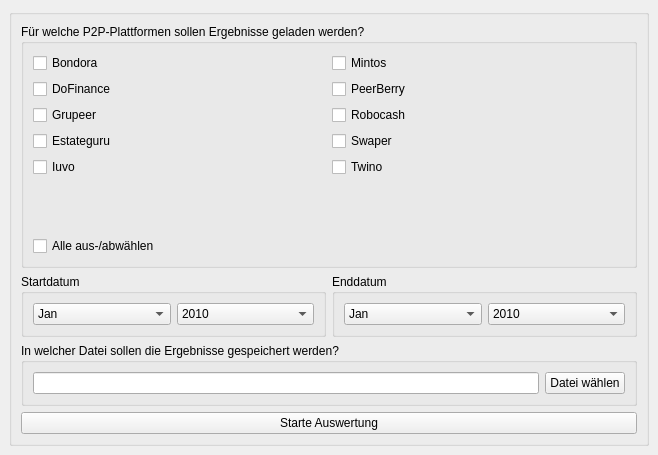
The window that easyp2p/ui/main_window.ui (Ceystyle/easyp2p) describes before a commit, drawn with Qt 5.
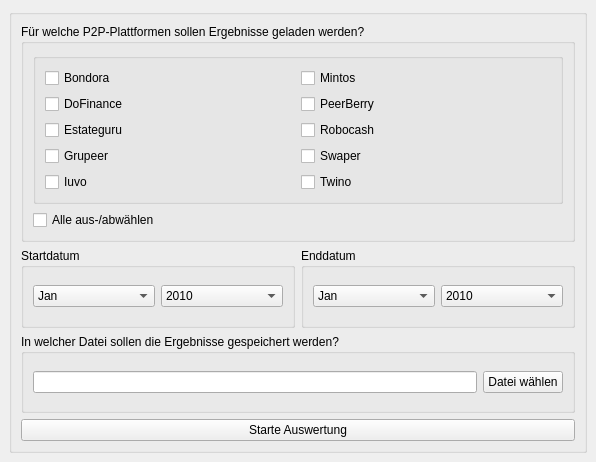
The same window after the commit.

Commit message: main_window: do not include the select all check box in the platforms group

Diff of the .ui file:
```diff
--- a/easyp2p/ui/main_window.ui
+++ b/easyp2p/ui/main_window.ui
@@ -6,8 +6,8 @@
    <rect>
     <x>0</x>
     <y>0</y>
-    <width>658</width>
-    <height>455</height>
+    <width>596</width>
+    <height>462</height>
    </rect>
   </property>
   <property name="windowTitle">
@@ -31,8 +31,26 @@
            <layout class="QVBoxLayout" name="verticalLayout_3">
             <item>
              <layout class="QGridLayout" name="gridLayout">
+              <item row="2" column="0">
+               <widget class="QCheckBox" name="check_box_select_all">
+                <property name="text">
+                 <string>Alle aus-/abwählen</string>
+                </property>
+               </widget>
+              </item>
+              <item row="0" column="0" rowspan="2" colspan="2">
+               <widget class="QGroupBox" name="group_box_platforms">
+                <property name="title">
+                 <string/>
+                </property>
+                <layout class="QGridLayout" name="gridLayout_3">
               <item row="0" column="0">
-               <widget class="QCheckBox" name="checkBox_bondora">
+                  <layout class="QGridLayout" name="gridLayout_2">
+                   <property name="spacing">
+                    <number>6</number>
+                   </property>
+                   <item row="0" column="0">
+                    <widget class="QCheckBox" name="check_box_bondora">
                 <property name="text">
                  <string notr="true">Bondora</string>
                 </property>
@@ -41,48 +59,8 @@
                 </property>
                </widget>
               </item>
-              <item row="2" column="0">
-               <widget class="QCheckBox" name="checkBox_grupeer">
-                <property name="text">
-                 <string notr="true">Grupeer</string>
-                </property>
-                <property name="shortcut">
-                 <string notr="true"/>
-                </property>
-               </widget>
-              </item>
-              <item row="1" column="0">
-               <widget class="QCheckBox" name="checkBox_dofinance">
-                <property name="text">
-                 <string notr="true">DoFinance</string>
-                </property>
-                <property name="shortcut">
-                 <string notr="true"/>
-                </property>
-               </widget>
-              </item>
-              <item row="4" column="0">
-               <widget class="QCheckBox" name="checkBox_iuvo">
-                <property name="text">
-                 <string notr="true">Iuvo</string>
-                </property>
-                <property name="shortcut">
-                 <string notr="true"/>
-                </property>
-               </widget>
-              </item>
-              <item row="1" column="1">
-               <widget class="QCheckBox" name="checkBox_peerberry">
-                <property name="text">
-                 <string notr="true">PeerBerry</string>
-                </property>
-                <property name="shortcut">
-                 <string notr="true"/>
-                </property>
-               </widget>
-              </item>
               <item row="0" column="1">
-               <widget class="QCheckBox" name="checkBox_mintos">
+                    <widget class="QCheckBox" name="check_box_mintos">
                 <property name="text">
                  <string notr="true">Mintos</string>
                 </property>
@@ -91,18 +69,28 @@
                 </property>
                </widget>
               </item>
+                   <item row="2" column="0">
+                    <widget class="QCheckBox" name="check_box_dofinance">
+                     <property name="text">
+                      <string notr="true">DoFinance</string>
+                     </property>
+                     <property name="shortcut">
+                      <string notr="true"/>
+                     </property>
+                    </widget>
+                   </item>
               <item row="2" column="1">
-               <widget class="QCheckBox" name="checkBox_robocash">
+                    <widget class="QCheckBox" name="check_box_peerberry">
                 <property name="text">
-                 <string notr="true">Robocash</string>
+                      <string notr="true">PeerBerry</string>
                 </property>
                 <property name="shortcut">
                  <string notr="true"/>
                 </property>
                </widget>
               </item>
-              <item row="3" column="0">
-               <widget class="QCheckBox" name="checkBox_estateguru">
+                   <item row="4" column="0">
+                    <widget class="QCheckBox" name="check_box_estateguru">
                 <property name="text">
                  <string notr="true">Estateguru</string>
                 </property>
@@ -111,20 +99,10 @@
                 </property>
                </widget>
               </item>
-              <item row="3" column="1">
-               <widget class="QCheckBox" name="checkBox_swaper">
-                <property name="text">
-                 <string notr="true">Swaper</string>
-                </property>
-                <property name="shortcut">
-                 <string notr="true"/>
-                </property>
-               </widget>
-              </item>
               <item row="4" column="1">
-               <widget class="QCheckBox" name="checkBox_twino">
+                    <widget class="QCheckBox" name="check_box_robocash">
                 <property name="text">
-                 <string notr="true">Twino</string>
+                      <string notr="true">Robocash</string>
                 </property>
                 <property name="shortcut">
                  <string notr="true"/>
@@ -132,24 +110,49 @@
                </widget>
               </item>
               <item row="6" column="0">
-               <widget class="QCheckBox" name="checkBox_select_all">
+                    <widget class="QCheckBox" name="check_box_grupeer">
                 <property name="text">
-                 <string>Alle aus-/abwählen</string>
-                </property>
-               </widget>
-              </item>
-              <item row="5" column="0">
-               <spacer name="verticalSpacer">
-                <property name="orientation">
-                 <enum>Qt::Vertical</enum>
-                </property>
-                <property name="sizeHint" stdset="0">
-                 <size>
-                  <width>20</width>
-                  <height>40</height>
-                 </size>
-                </property>
-               </spacer>
+                      <string notr="true">Grupeer</string>
+                     </property>
+                     <property name="shortcut">
+                      <string notr="true"/>
+                     </property>
+                    </widget>
+                   </item>
+                   <item row="6" column="1">
+                    <widget class="QCheckBox" name="check_box_swaper">
+                     <property name="text">
+                      <string notr="true">Swaper</string>
+                     </property>
+                     <property name="shortcut">
+                      <string notr="true"/>
+                     </property>
+                    </widget>
+                   </item>
+                   <item row="7" column="0">
+                    <widget class="QCheckBox" name="check_box_iuvo">
+                     <property name="text">
+                      <string notr="true">Iuvo</string>
+                     </property>
+                     <property name="shortcut">
+                      <string notr="true"/>
+                     </property>
+                    </widget>
+                   </item>
+                   <item row="7" column="1">
+                    <widget class="QCheckBox" name="check_box_twino">
+                     <property name="text">
+                      <string notr="true">Twino</string>
+                     </property>
+                     <property name="shortcut">
+                      <string notr="true"/>
+                     </property>
+                    </widget>
+                   </item>
+                  </layout>
+                 </item>
+                </layout>
+               </widget>
               </item>
              </layout>
             </item>
```
Left out of the diff: 2 changed lines with no effect on the pictures. Lines whose indentation alone changed are shown as unchanged. The commit also changes 3 other files.
